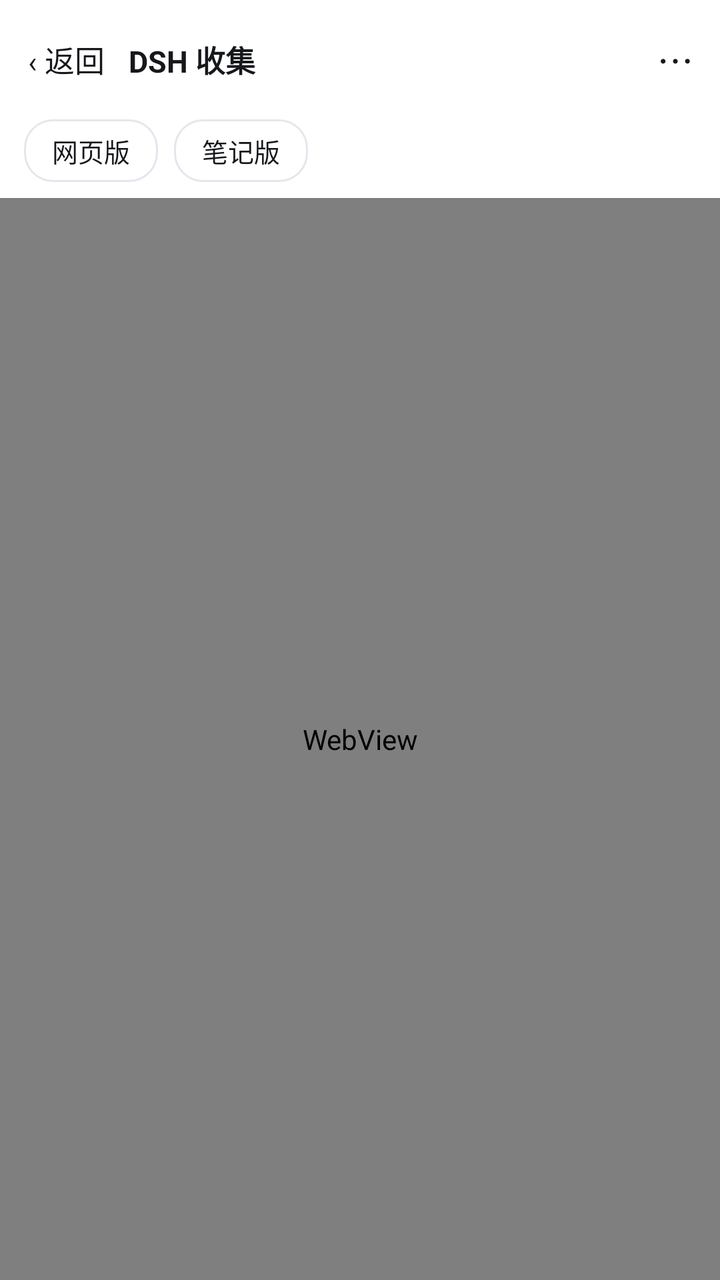
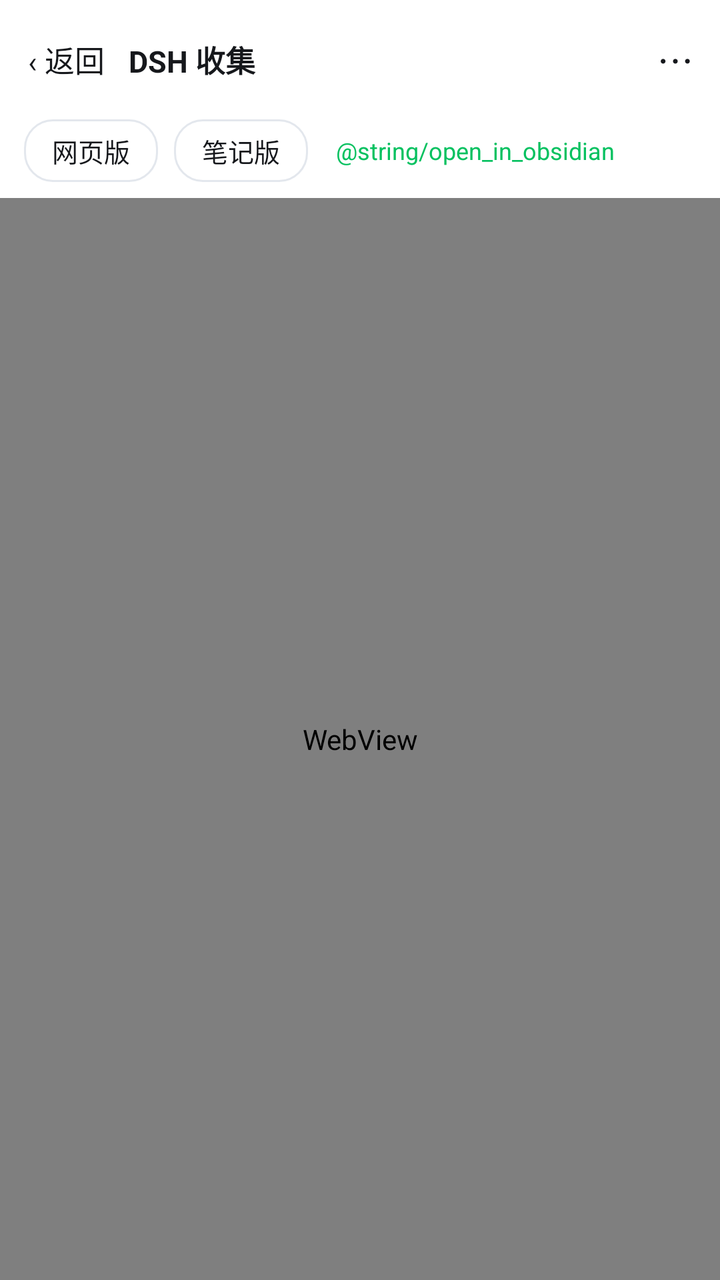

Screens rendered from an Android XML layout before and after an edit, with the pre-edit source and the edit as a unified diff.
<!-- AndroidManifest.xml: application theme AppTheme -->
<!-- res/layout/activity_reader.xml -->
<?xml version="1.0" encoding="utf-8"?>
<LinearLayout xmlns:android="http://schemas.android.com/apk/res/android"
    android:layout_width="match_parent"
    android:layout_height="match_parent"
    android:background="@color/reader_bg"
    android:orientation="vertical">

    <LinearLayout
        android:layout_width="match_parent"
        android:layout_height="wrap_content"
        android:background="@color/surface"
        android:gravity="center_vertical"
        android:orientation="horizontal"
        android:paddingLeft="6dp"
        android:paddingTop="8dp"
        android:paddingRight="6dp"
        android:paddingBottom="8dp">

        <TextView
            android:id="@+id/btn_back"
            android:layout_width="wrap_content"
            android:layout_height="wrap_content"
            android:padding="8dp"
            android:text="‹ 返回"
            android:textColor="@color/text_primary"
            android:textSize="15sp" />

        <TextView
            android:id="@+id/bar_title"
            android:layout_width="0dp"
            android:layout_height="wrap_content"
            android:layout_marginLeft="4dp"
            android:layout_marginRight="4dp"
            android:layout_weight="1"
            android:ellipsize="end"
            android:maxLines="1"
            android:text="@string/app_name"
            android:textColor="@color/text_primary"
            android:textSize="15sp"
            android:textStyle="bold" />

        <TextView
            android:id="@+id/btn_more"
            android:layout_width="wrap_content"
            android:layout_height="wrap_content"
            android:padding="8dp"
            android:text="⋯"
            android:textColor="@color/text_primary"
            android:textSize="20sp" />
    </LinearLayout>

    <LinearLayout
        android:layout_width="match_parent"
        android:layout_height="wrap_content"
        android:background="@color/surface"
        android:gravity="center_vertical"
        android:orientation="horizontal"
        android:paddingLeft="12dp"
        android:paddingRight="12dp"
        android:paddingBottom="8dp">

        <TextView
            android:id="@+id/mode_web"
            android:layout_width="wrap_content"
            android:layout_height="wrap_content"
            android:background="@drawable/chip_bg"
            android:paddingLeft="14dp"
            android:paddingTop="6dp"
            android:paddingRight="14dp"
            android:paddingBottom="6dp"
            android:text="@string/online_mode"
            android:textColor="@color/text_primary"
            android:textSize="13sp" />

        <TextView
            android:id="@+id/mode_note"
            android:layout_width="wrap_content"
            android:layout_height="wrap_content"
            android:layout_marginLeft="8dp"
            android:background="@drawable/chip_bg"
            android:paddingLeft="14dp"
            android:paddingTop="6dp"
            android:paddingRight="14dp"
            android:paddingBottom="6dp"
            android:text="@string/note_mode"
            android:textColor="@color/text_primary"
            android:textSize="13sp" />

        <TextView
            android:id="@+id/mode_meta"
            android:layout_width="0dp"
            android:layout_height="wrap_content"
            android:layout_marginLeft="12dp"
            android:layout_weight="1"
            android:gravity="right|center_vertical"
            android:textColor="@color/text_tertiary"
            android:textSize="11sp" />
    </LinearLayout>

    <FrameLayout
        android:layout_width="match_parent"
        android:layout_height="0dp"
        android:layout_weight="1">

        <WebView
            android:id="@+id/web"
            android:layout_width="match_parent"
            android:layout_height="match_parent"
            android:background="@color/reader_bg" />
    </FrameLayout>
</LinearLayout>
<!-- resources referenced by this layout -->
<resources>
  <color name="reader_bg">#FFFFFF</color>
  <color name="surface">#FFFFFF</color>
  <color name="text_primary">#16181C</color>
  <color name="text_tertiary">#9AA1AC</color>
  <!-- drawable chip_bg (drawable) -->
  <?xml version="1.0" encoding="utf-8"?>
  <selector xmlns:android="http://schemas.android.com/apk/res/android">
      <item android:state_selected="true">
          <shape android:shape="rectangle">
              <solid android:color="@color/accent_weak" />
              <corners android:radius="14dp" />
              <stroke android:width="1dp" android:color="@color/accent" />
          </shape>
      </item>
      <item>
          <shape android:shape="rectangle">
              <solid android:color="@color/surface" />
              <corners android:radius="14dp" />
              <stroke android:width="1dp" android:color="@color/divider" />
          </shape>
      </item>
  </selector>
  <string name="app_name">DSH 收集</string>
  <string name="note_mode">笔记版</string>
  <string name="online_mode">网页版</string>
  <style name="AppTheme" parent="@android:style/Theme.Material.Light.NoActionBar">
          <item name="android:windowBackground">@color/bg</item>
          <item name="android:statusBarColor">@color/surface</item>
          <item name="android:navigationBarColor">@color/surface</item>
          <item name="android:windowLightStatusBar">true</item>
          <item name="android:colorAccent">@color/accent</item>
          <item name="android:colorPrimary">@color/accent</item>
      </style>
  <color name="accent_weak">#E6F7EE</color>
  <color name="accent">#07C160</color>
  <color name="divider">#E3E7ED</color>
  <color name="bg">#F4F6F9</color>
</resources>

<!-- the commit's change to res/layout/activity_reader.xml (unified diff, before → after) -->
@@ -87,6 +87,16 @@
             android:textSize="13sp" />
 
         <TextView
+            android:id="@+id/btn_vault"
+            android:layout_width="wrap_content"
+            android:layout_height="wrap_content"
+            android:layout_marginLeft="10dp"
+            android:padding="4dp"
+            android:text="@string/open_in_obsidian"
+            android:textColor="@color/accent"
+            android:textSize="12sp" />
+
+        <TextView
             android:id="@+id/mode_meta"
             android:layout_width="0dp"
             android:layout_height="wrap_content"
